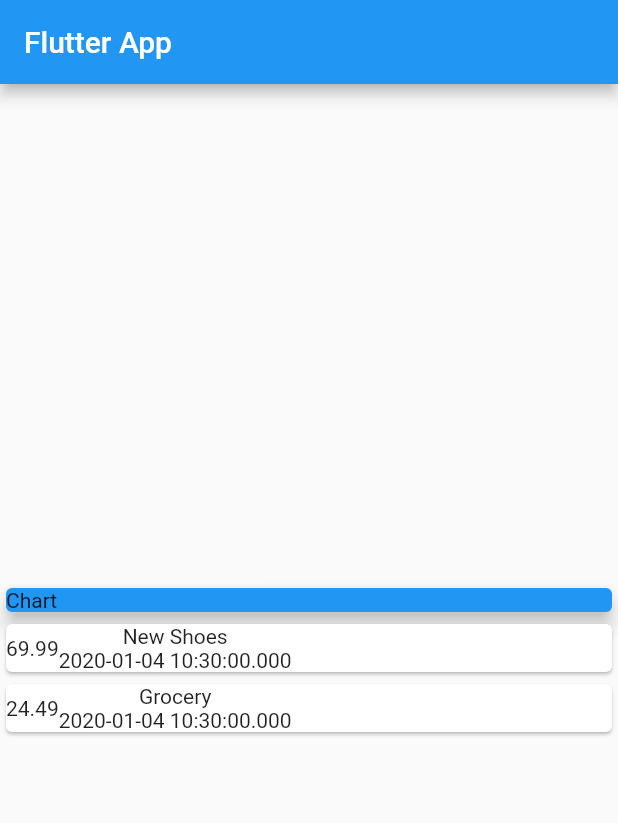
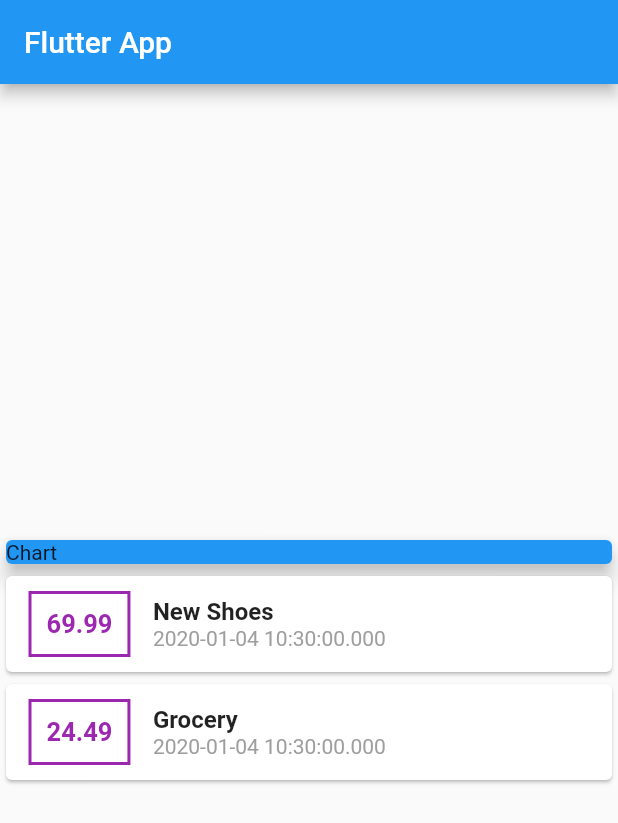
Before and after one commit to louishinohara/Expense-Tracker, a Flutter app: the screen it shows after launch, on a phone screen of 412 x 824 dp. Shown: the top 823 px of the screen. Run offline on Flutter 3.47's test engine with Material 2 defaults, Android fonts, the phone set to English and light mode, and no system bars.

Commit message:
Transaction Card

```diff
--- a/lib/main.dart
+++ b/lib/main.dart
@@ -55,14 +55,42 @@ class MyHomePage extends StatelessWidget {
                     Container(
                       child: Text(
                         tx.amount.toString(),
+                        style: TextStyle(
+                          fontWeight: FontWeight.bold,
+                          fontSize: 17,
+                          color: Colors.purple,
+                        ),
+                      ),
+                      padding: EdgeInsets.all(10),
+                      margin: EdgeInsets.symmetric(
+                        vertical: 10,
+                        horizontal: 15,
+                      ),
+                      decoration: BoxDecoration(
+                        border: Border.all(
+                          color: Colors.purple,
+                          width: 2,
+                        ),
                       ),
                     ),
-                    Column(children: <Widget>[
-                      Text(tx.title),
-                      Text(
-                        tx.date.toString(),
-                      )
-                    ])
+                    Column(
+                      crossAxisAlignment: CrossAxisAlignment.start,
+                      children: <Widget>[
+                        Text(
+                          tx.title,
+                          style: TextStyle(         // Use Textstyle in text to style the text
+                            fontWeight: FontWeight.bold,
+                            fontSize: 16,
+
+                          ),
+                        ),
+                        Text(tx.date.toString(),
+                            style: TextStyle(
+                              fontSize: 14,
+                              color: Colors.grey,
+                            )),
+                      ],
+                    )
                   ],
                 ),
               );
```
